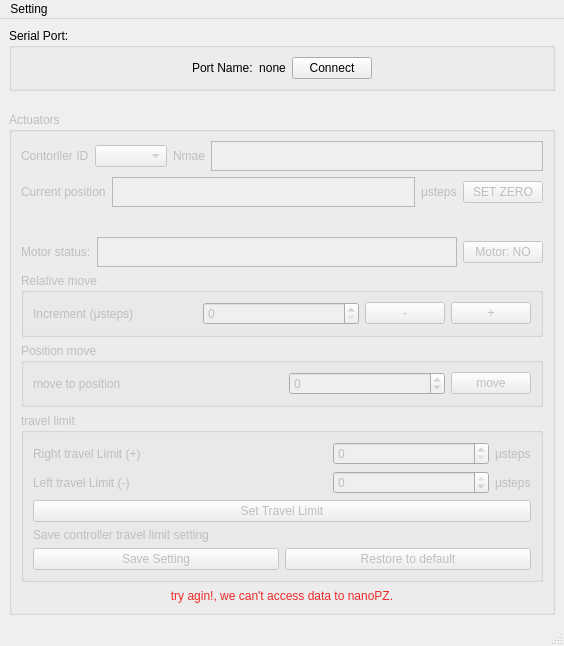
Qt form mainwindow.ui (maruta01/NanoPiezoActuator) before a commit.
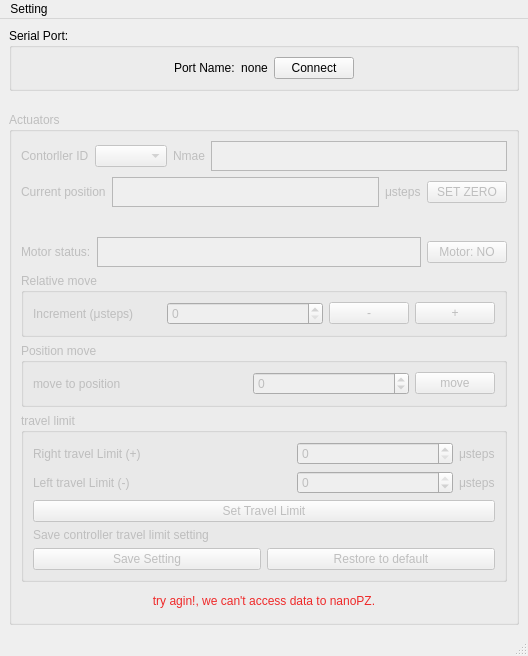
The same form after that commit.

Commit message: add method save config to file .ini

What changed in the file:
```diff
--- a/mainwindow.ui
+++ b/mainwindow.ui
@@ -6,8 +6,8 @@
    <rect>
     <x>0</x>
     <y>0</y>
-    <width>564</width>
-    <height>646</height>
+    <width>528</width>
+    <height>656</height>
    </rect>
   </property>
   <property name="windowTitle">
@@ -561,7 +561,7 @@
     <rect>
      <x>0</x>
      <y>0</y>
-     <width>564</width>
+     <width>528</width>
      <height>20</height>
     </rect>
    </property>
```
The commit also changes 2 other files.
